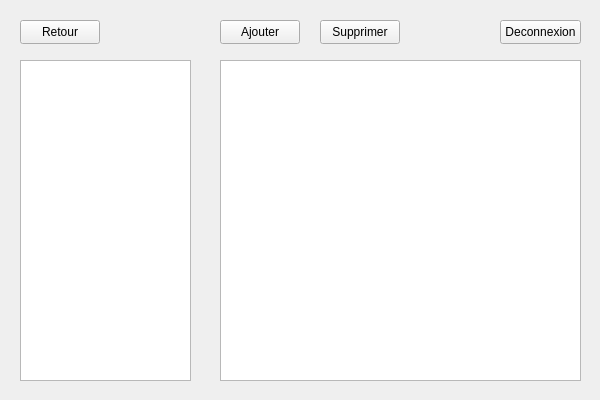
Qt form visualizedb.ui (Zorehi/TP_Qt_1) before a commit.
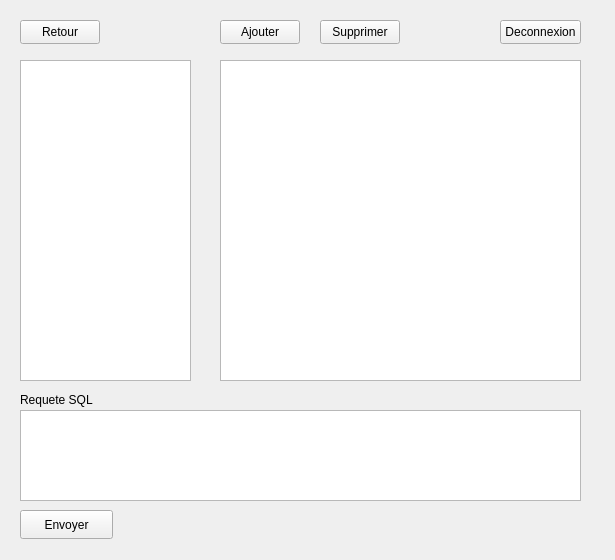
The same form after that commit.

Commit message: Ajout de la requete + gestions des droits

Patch:
```diff
--- a/visualizedb.ui
+++ b/visualizedb.ui
@@ -6,8 +6,8 @@
    <rect>
     <x>0</x>
     <y>0</y>
-    <width>600</width>
-    <height>400</height>
+    <width>615</width>
+    <height>560</height>
    </rect>
   </property>
   <property name="windowTitle">
@@ -97,6 +97,42 @@
     <string>Supprimer</string>
    </property>
   </widget>
+  <widget class="QTextEdit" name="SQLText">
+   <property name="geometry">
+    <rect>
+     <x>20</x>
+     <y>410</y>
+     <width>561</width>
+     <height>91</height>
+    </rect>
+   </property>
+  </widget>
+  <widget class="QPushButton" name="SQLButton">
+   <property name="geometry">
+    <rect>
+     <x>20</x>
+     <y>510</y>
+     <width>93</width>
+     <height>29</height>
+    </rect>
+   </property>
+   <property name="text">
+    <string>Envoyer</string>
+   </property>
+  </widget>
+  <widget class="QLabel" name="label">
+   <property name="geometry">
+    <rect>
+     <x>20</x>
+     <y>390</y>
+     <width>101</width>
+     <height>20</height>
+    </rect>
+   </property>
+   <property name="text">
+    <string>Requete SQL</string>
+   </property>
+  </widget>
  </widget>
  <resources/>
  <connections/>
```
The commit also changes 2 other files.
